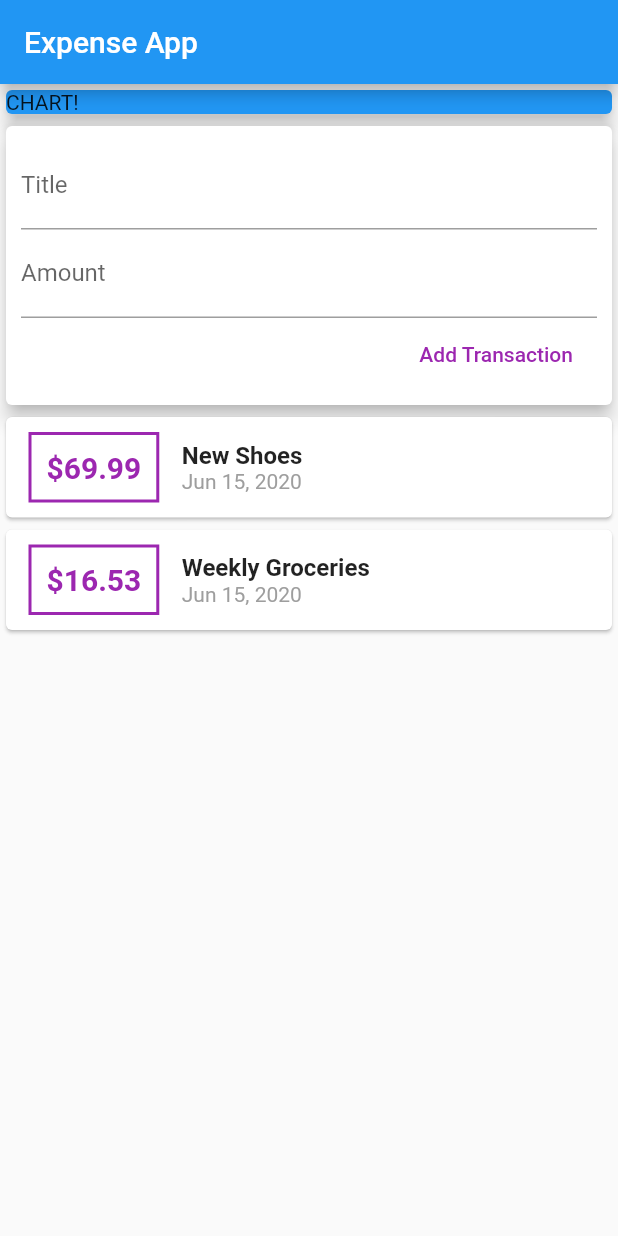
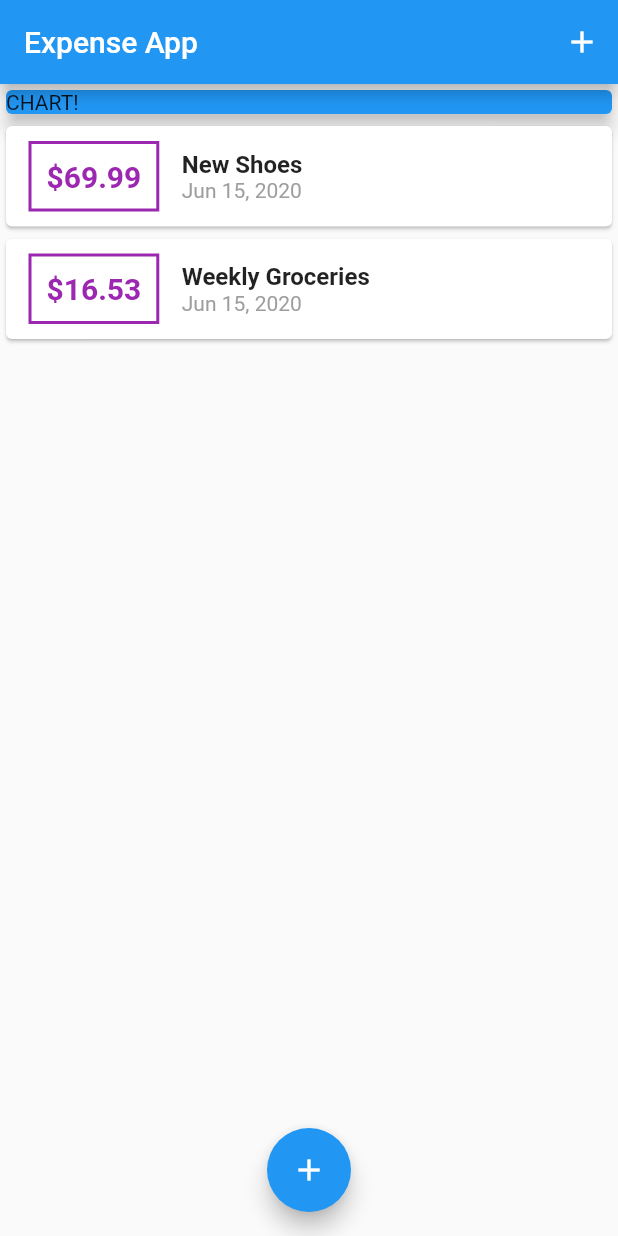
Before and after one commit to diwpro007/expense-app, a Flutter app: the screen it shows after launch, on a phone screen of 412 x 824 dp. Run offline on Flutter 3.47's test engine with Material 2 defaults, Android fonts, the phone set to English and light mode, and no system bars.

Commit message:
Moved the add transaction to modal bottom sheet

```diff
--- a/lib/main.dart
+++ b/lib/main.dart
@@ -1,5 +1,8 @@
-import 'package:expense_app/widgets/user_transaction.dart';
+import 'package:expense_app/widgets/new_transaction.dart';
+import 'package:expense_app/widgets/transaction_list.dart';
 import 'package:flutter/material.dart';
+
+import 'models/transaction.dart';
 
 void main() => runApp(MyApp());
 
@@ -13,12 +16,53 @@ class MyApp extends StatelessWidget {
   }
 }
 
-class MyHomePage extends StatelessWidget {
+class MyHomePage extends StatefulWidget {
+  @override
+  _MyHomePageState createState() => _MyHomePageState();
+}
+
+class _MyHomePageState extends State<MyHomePage> {
+  final List<Transaction> _userTransactions = [
+    Transaction(
+        id: 't1', title: 'New Shoes', amount: 69.99, date: DateTime.now()),
+    Transaction(
+        id: 't2',
+        title: 'Weekly Groceries',
+        amount: 16.53,
+        date: DateTime.now())
+  ];
+
+  void _addNewTransaction(String txTitle, double txAmount) {
+    final newTx = Transaction(
+        id: DateTime.now().toString(),
+        title: txTitle,
+        amount: txAmount,
+        date: DateTime.now());
+    setState(() {
+      _userTransactions.add(newTx);
+    });
+  }
+
+  void _startAddNewTransaction(BuildContext ctx) {
+    showModalBottomSheet(
+      context: ctx,
+      builder: (_) {
+        return NewTransaction(_addNewTransaction);
+      },
+    );
+  }
+
   @override
   Widget build(BuildContext context) {
     return Scaffold(
       appBar: AppBar(
         title: Text("Expense App"),
+        actions: <Widget>[
+          IconButton(
+            icon: Icon(Icons.add),
+            onPressed: ()  => _startAddNewTransaction(context),
+          ),
+        ],
       ),
       body: SingleChildScrollView(
         child: Column(
@@ -32,9 +76,16 @@ class MyHomePage extends StatelessWidget {
                 elevation: 5,
               ),
             ),
-            UserTransactions(),
+            TransactionList(
+              transactions: _userTransactions,
+            ),
           ],
         ),
+      ),
+      floatingActionButtonLocation: FloatingActionButtonLocation.centerFloat,
+      floatingActionButton: FloatingActionButton(
+        child: Icon(Icons.add),
+        onPressed: ()  => _startAddNewTransaction(context),
       ),
     );
   }
--- a/lib/widgets/user_transaction.dart
+++ /dev/null
@@ -1,45 +0,0 @@
-import 'package:expense_app/models/transaction.dart';
-import 'package:expense_app/widgets/transaction_list.dart';
-import 'package:flutter/material.dart';
-
-import 'new_transaction.dart';
-
-class UserTransactions extends StatefulWidget {
-  @override
-  _UserTransactionsState createState() => _UserTransactionsState();
-}
-
-class _UserTransactionsState extends State<UserTransactions> {
-  final List<Transaction> transactionList = [
-    Transaction(
-        id: 't1', title: 'New Shoes', amount: 69.99, date: DateTime.now()),
-    Transaction(
-        id: 't2',
-        title: 'Weekly Groceries',
-        amount: 16.53,
-        date: DateTime.now())
-  ];
-
-  void _addNewTransaction(String txTitle, double txAmount) {
-    final newTx = Transaction(
-        id: DateTime.now().toString(),
-        title: txTitle,
-        amount: txAmount,
-        date: DateTime.now());
-    setState(() {
-      transactionList.add(newTx);
-    });
-  }
-
-  @override
-  Widget build(BuildContext context) {
-    return Column(
-      children: <Widget>[
-        NewTransaction(_addNewTransaction),
-        TransactionList(
-          transactions: transactionList,
-        ),
-      ],
-    );
-  }
-}
```
